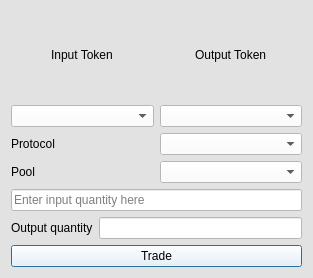
LiquidityProtocol/AMM-Simulator, file TradeDialog.ui: the form before one commit.
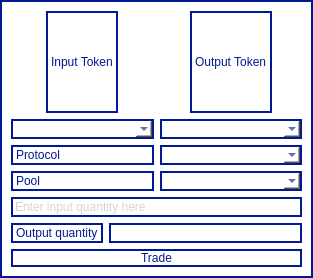
The form after the commit.

The edit to the form file:
```diff
--- a/TradeDialog.ui
+++ b/TradeDialog.ui
@@ -14,8 +14,10 @@
    <string>Dialog</string>
   </property>
   <property name="styleSheet">
-   <string notr="true">background-color: rgb(226, 226, 226);
-border-color: rgb(255, 255, 255);</string>
+   <string notr="true">background-color: rgb(255, 255, 255);
+border: 2px solid; 
+border-color: rgb(1, 25, 147);  
+color: rgb(1, 25, 147);</string>
   </property>
   <layout class="QVBoxLayout" name="verticalLayout_3">
    <item>
@@ -97,7 +99,8 @@
    <item>
     <widget class="QLineEdit" name="input_quantity_lineEdit">
      <property name="styleSheet">
-      <string notr="true">background-color: rgb(255, 255, 255);</string>
+      <string notr="true">background-color: rgb(255, 255, 255);
+color: rgb(169, 169, 169);</string>
      </property>
      <property name="placeholderText">
       <string>Enter input quantity here</string>
```
